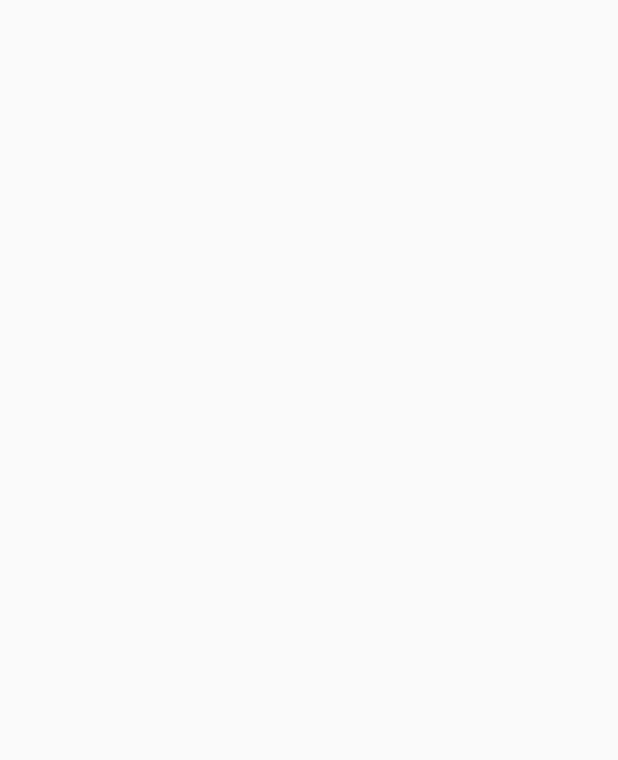
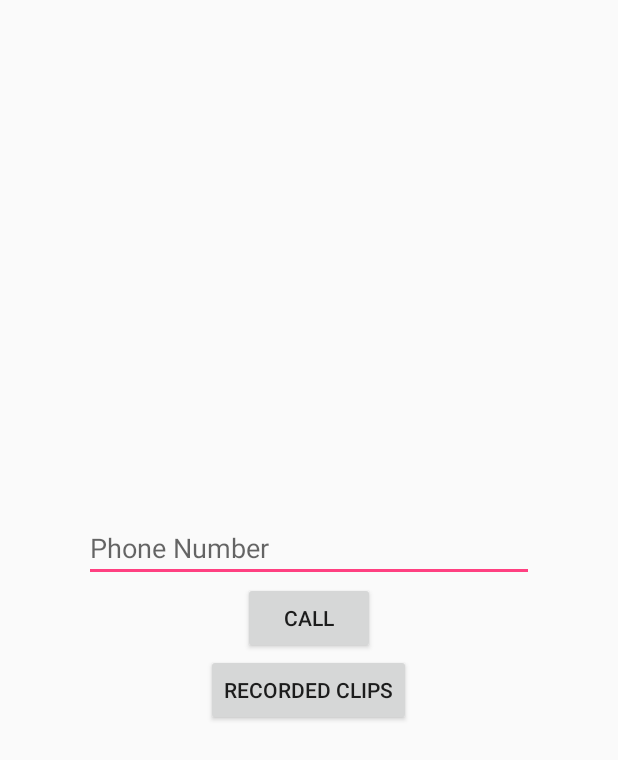
Before and after one commit to SVT125/HackUCI2015, an Android app: the screen it shows after launch (MainActivity), on a phone screen of 412 x 824 dp. Before the commit the part shown is empty. Shown: the top 760 px of the screen. Run offline under Robolectric (Android 15) with nearby library versions, the phone set to English and light mode, and no system bars.

Commit message:
Basic design of activities, cell layout

```diff
--- a/app/src/main/AndroidManifest.xml
+++ b/app/src/main/AndroidManifest.xml
@@ -18,6 +18,10 @@
                 <category android:name="android.intent.category.LAUNCHER" />
             </intent-filter>
         </activity>
+        <activity
+            android:name=".CallClipsActivity"
+            android:label="@string/title_activity_call_clips"
+            android:theme="@style/AppTheme.NoActionBar"></activity>
     </application>
 
 </manifest>
--- a/app/src/main/res/layout/activity_main.xml
+++ b/app/src/main/res/layout/activity_main.xml
@@ -5,4 +5,32 @@
     android:layout_height="match_parent"
     android:fitsSystemWindows="true"
     tools:context="tjjj.com.hackuci2015.MainActivity">
+
+    <Button
+        android:layout_width="wrap_content"
+        android:layout_height="wrap_content"
+        android:text="Call"
+        android:id="@+id/call_button"
+        android:layout_centerVertical="true"
+        android:layout_centerHorizontal="true"
+        android:onClick="callClick" />
+
+    <EditText
+        android:layout_width="300dp"
+        android:layout_height="wrap_content"
+        android:textAppearance="?android:attr/textAppearanceMedium"
+        android:inputType="phone"
+        android:hint="Phone Number"
+        android:id="@+id/textView"
+        android:layout_above="@+id/call_button"
+        android:layout_centerHorizontal="true" />
+
+    <Button
+        android:layout_width="wrap_content"
+        android:layout_height="wrap_content"
+        android:text="Recorded Clips"
+        android:id="@+id/clips_button"
+        android:layout_below="@+id/call_button"
+        android:layout_centerHorizontal="true"
+        android:onClick="clipsClick" />
 </RelativeLayout>
--- a/app/src/main/res/values/strings.xml
+++ b/app/src/main/res/values/strings.xml
@@ -1,4 +1,5 @@
 <resources>
     <string name="app_name">HackUCI2015</string>
     <string name="action_settings">Settings</string>
+    <string name="title_activity_call_clips">CallClipsActivity</string>
 </resources>
```
Also changed, not shown: app/src/main/java/tjjj/com/hackuci2015/CallClipsActivity.java (added, +43 -0 lines), app/src/main/java/tjjj/com/hackuci2015/ClipCell.java (added, +29 -0 lines), app/src/main/java/tjjj/com/hackuci2015/MainActivity.java (+42 -0 lines), app/src/main/res/layout/activity_call_clips.xml (added, +14 -0 lines), app/src/main/res/layout/clip_cell_info.xml (added, +17 -0 lines).
